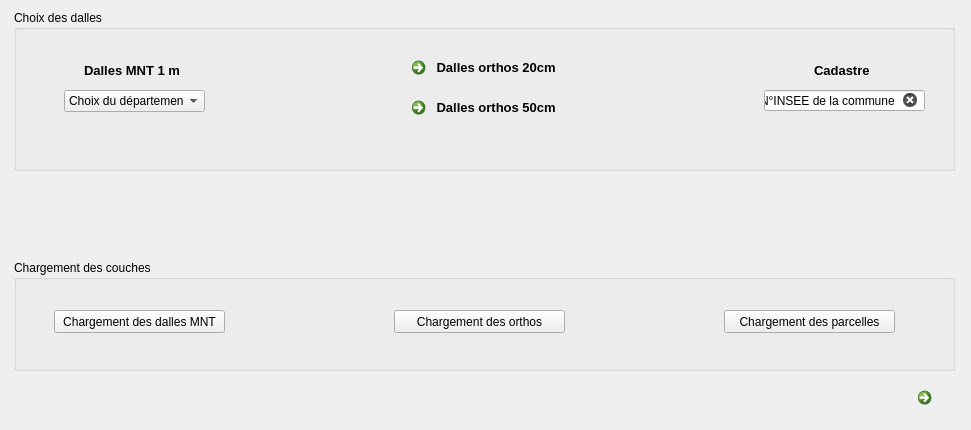
First picture: the form in LoaderCEN_dialog_base.ui, repository CEN-Nouvelle-Aquitaine/loadercen, before the edit.
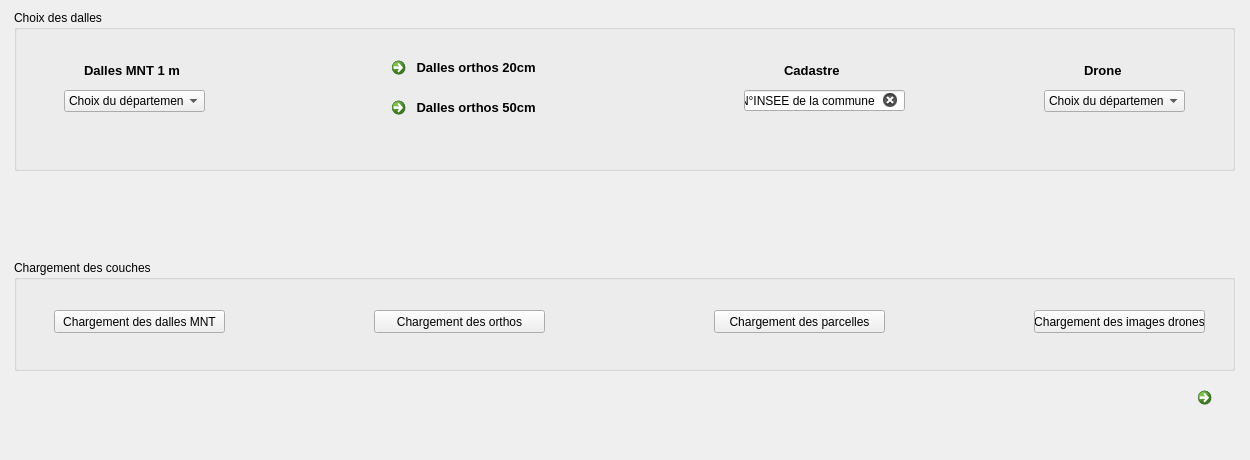
Second picture: the form after the edit. Icons and pictures are not drawn.

```diff
--- a/LoaderCEN_dialog_base.ui
+++ b/LoaderCEN_dialog_base.ui
@@ -6,20 +6,26 @@
    <rect>
     <x>0</x>
     <y>0</y>
-    <width>971</width>
-    <height>430</height>
+    <width>1250</width>
+    <height>460</height>
    </rect>
   </property>
   <property name="minimumSize">
    <size>
-    <width>620</width>
-    <height>430</height>
+    <width>1250</width>
+    <height>460</height>
    </size>
   </property>
   <property name="maximumSize">
    <size>
-    <width>971</width>
-    <height>430</height>
+    <width>1250</width>
+    <height>460</height>
+   </size>
+  </property>
+  <property name="baseSize">
+   <size>
+    <width>0</width>
+    <height>0</height>
    </size>
   </property>
   <property name="windowTitle">
@@ -30,7 +36,7 @@
     <rect>
      <x>14</x>
      <y>10</y>
-     <width>941</width>
+     <width>1221</width>
      <height>161</height>
     </rect>
    </property>
@@ -40,7 +46,7 @@
    <widget class="QCommandLinkButton" name="commandLinkButton_2">
     <property name="geometry">
      <rect>
-      <x>390</x>
+      <x>370</x>
       <y>40</y>
       <width>171</width>
       <height>41</height>
@@ -59,7 +65,7 @@
    <widget class="QCommandLinkButton" name="commandLinkButton_3">
     <property name="geometry">
      <rect>
-      <x>390</x>
+      <x>370</x>
       <y>80</y>
       <width>171</width>
       <height>41</height>
@@ -101,7 +107,7 @@
      <rect>
       <x>70</x>
       <y>50</y>
-      <width>131</width>
+      <width>141</width>
       <height>20</height>
      </rect>
     </property>
@@ -136,7 +142,7 @@
    <widget class="QLabel" name="label_7">
     <property name="geometry">
      <rect>
-      <x>800</x>
+      <x>770</x>
       <y>50</y>
       <width>111</width>
       <height>20</height>
@@ -157,7 +163,7 @@
    <widget class="QLabel" name="label_8">
     <property name="geometry">
      <rect>
-      <x>720</x>
+      <x>700</x>
       <y>80</y>
       <width>21</width>
       <height>21</height>
@@ -176,7 +182,7 @@
     </property>
     <property name="geometry">
      <rect>
-      <x>750</x>
+      <x>730</x>
       <y>80</y>
       <width>161</width>
       <height>21</height>
@@ -195,13 +201,55 @@
      <bool>true</bool>
     </property>
    </widget>
+   <widget class="QComboBox" name="comboBox_2">
+    <property name="geometry">
+     <rect>
+      <x>1030</x>
+      <y>80</y>
+      <width>141</width>
+      <height>22</height>
+     </rect>
+    </property>
+    <property name="editable">
+     <bool>false</bool>
+    </property>
+    <property name="insertPolicy">
+     <enum>QComboBox::InsertAlphabetically</enum>
+    </property>
+    <item>
+     <property name="text">
+      <string>Choix du département</string>
+     </property>
+    </item>
+   </widget>
+   <widget class="QLabel" name="label_11">
+    <property name="geometry">
+     <rect>
+      <x>1070</x>
+      <y>50</y>
+      <width>81</width>
+      <height>20</height>
+     </rect>
+    </property>
+    <property name="font">
+     <font>
+      <family>Segoe UI</family>
+      <pointsize>10</pointsize>
+      <weight>75</weight>
+      <bold>true</bold>
+     </font>
+    </property>
+    <property name="text">
+     <string>Drone</string>
+    </property>
+   </widget>
   </widget>
   <widget class="QGroupBox" name="groupBox_2">
    <property name="geometry">
     <rect>
      <x>14</x>
      <y>260</y>
-     <width>941</width>
+     <width>1221</width>
      <height>111</height>
     </rect>
    </property>
@@ -211,7 +259,7 @@
    <widget class="QPushButton" name="pushButton_2">
     <property name="geometry">
      <rect>
-      <x>380</x>
+      <x>360</x>
       <y>50</y>
       <width>171</width>
       <height>23</height>
@@ -237,7 +285,7 @@
    <widget class="QPushButton" name="pushButton_3">
     <property name="geometry">
      <rect>
-      <x>710</x>
+      <x>700</x>
       <y>50</y>
       <width>171</width>
       <height>23</height>
@@ -247,6 +295,19 @@
      <string>Chargement des parcelles</string>
     </property>
    </widget>
+   <widget class="QPushButton" name="pushButton_4">
+    <property name="geometry">
+     <rect>
+      <x>1020</x>
+      <y>50</y>
+      <width>171</width>
+      <height>23</height>
+     </rect>
+    </property>
+    <property name="text">
+     <string>Chargement des images drones</string>
+    </property>
+   </widget>
   </widget>
   <widget class="QLabel" name="label">
    <property name="enabled">
@@ -273,7 +334,7 @@
   <widget class="QLabel" name="label_2">
    <property name="geometry">
     <rect>
-     <x>450</x>
+     <x>430</x>
      <y>190</y>
      <width>51</width>
      <height>51</height>
@@ -311,10 +372,10 @@
   <widget class="QLabel" name="label_6">
    <property name="geometry">
     <rect>
-     <x>430</x>
-     <y>380</y>
-     <width>91</width>
-     <height>31</height>
+     <x>550</x>
+     <y>390</y>
+     <width>151</width>
+     <height>51</height>
     </rect>
    </property>
    <property name="text">
@@ -333,7 +394,7 @@
    </property>
    <property name="geometry">
     <rect>
-     <x>630</x>
+     <x>620</x>
      <y>200</y>
      <width>31</width>
      <height>31</height>
@@ -352,7 +413,7 @@
   <widget class="QLabel" name="label_10">
    <property name="geometry">
     <rect>
-     <x>790</x>
+     <x>780</x>
      <y>190</y>
      <width>51</width>
      <height>51</height>
@@ -371,7 +432,7 @@
   <widget class="QCommandLinkButton" name="commandLinkButton">
    <property name="geometry">
     <rect>
-     <x>910</x>
+     <x>1190</x>
      <y>380</y>
      <width>41</width>
      <height>41</height>
@@ -397,6 +458,47 @@
     </size>
    </property>
   </widget>
+  <widget class="QLabel" name="label_12">
+   <property name="geometry">
+    <rect>
+     <x>1090</x>
+     <y>190</y>
+     <width>51</width>
+     <height>51</height>
+    </rect>
+   </property>
+   <property name="text">
+    <string/>
+   </property>
+   <property name="pixmap">
+    <pixmap resource="resources.qrc">:/plugins/LoaderCEN/loading.gif</pixmap>
+   </property>
+   <property name="scaledContents">
+    <bool>true</bool>
+   </property>
+  </widget>
+  <widget class="QLabel" name="label_13">
+   <property name="enabled">
+    <bool>true</bool>
+   </property>
+   <property name="geometry">
+    <rect>
+     <x>950</x>
+     <y>200</y>
+     <width>31</width>
+     <height>31</height>
+    </rect>
+   </property>
+   <property name="text">
+    <string/>
+   </property>
+   <property name="pixmap">
+    <pixmap resource="resources.qrc">:/plugins/LoaderCEN/arrow.png</pixmap>
+   </property>
+   <property name="scaledContents">
+    <bool>true</bool>
+   </property>
+  </widget>
  </widget>
  <resources>
  </resources>
```
